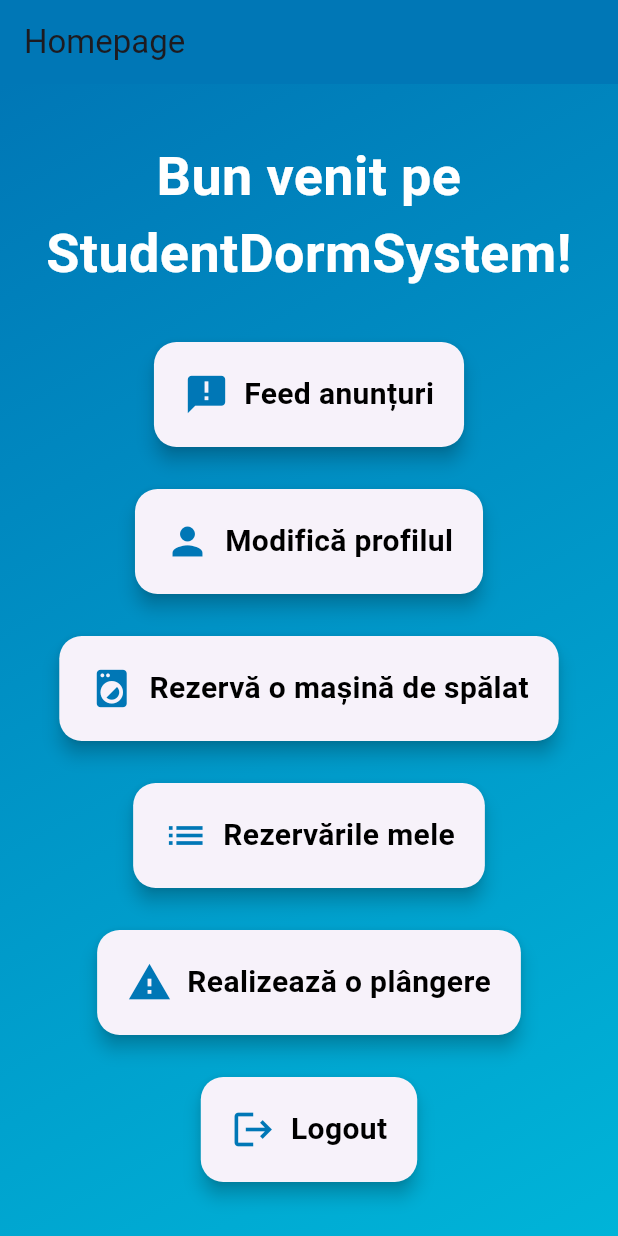
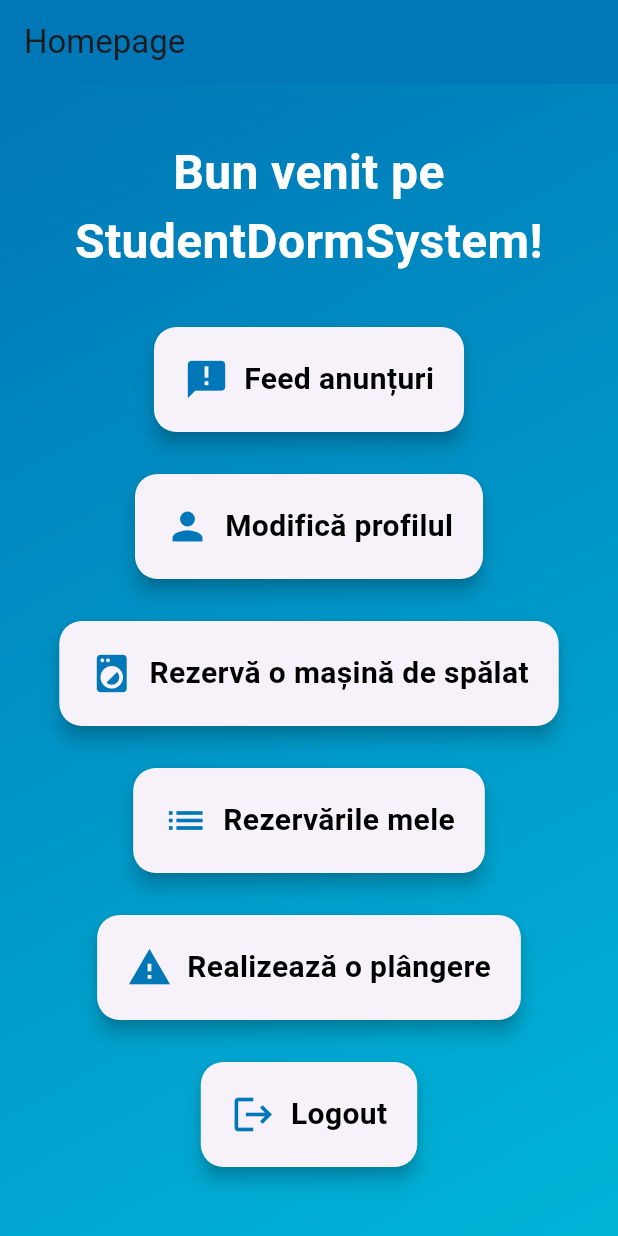
Before and after one commit to adelin232/StudentDormFrontend, a Flutter app: the HomePage screen opened directly, on a phone screen of 412 x 824 dp. Run offline on Flutter 3.47's test engine with Material 3 defaults, Android fonts, the phone set to English and light mode, and no system bars; our stand-ins replace firebase_auth, firebase_core; accounts and stored records are empty; network calls fail.

Commit message:
Final v2

```diff
--- a/student_dorm_frontend/lib/home_page.dart
+++ b/student_dorm_frontend/lib/home_page.dart
@@ -87,7 +87,7 @@ class _HomePageState extends State<HomePage> {
                     const Text(
                       'Bun venit pe StudentDormSystem!',
                       style: TextStyle(
-                        fontSize: 36,
+                        fontSize: 32,
                         fontWeight: FontWeight.bold,
                         color: Colors.white,
                       ),
```
